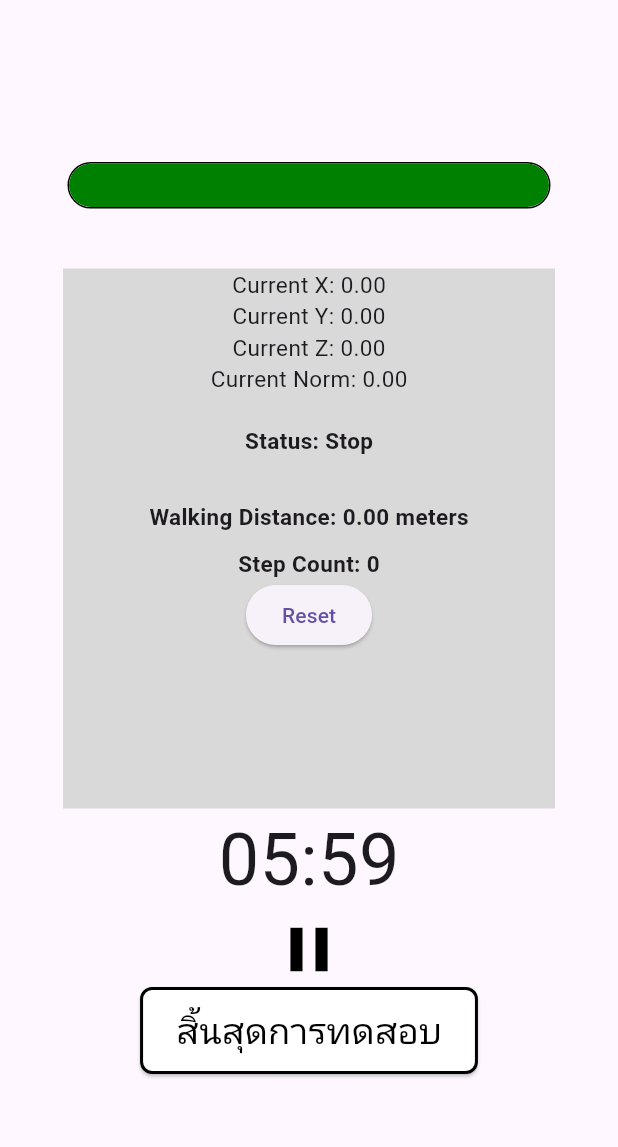
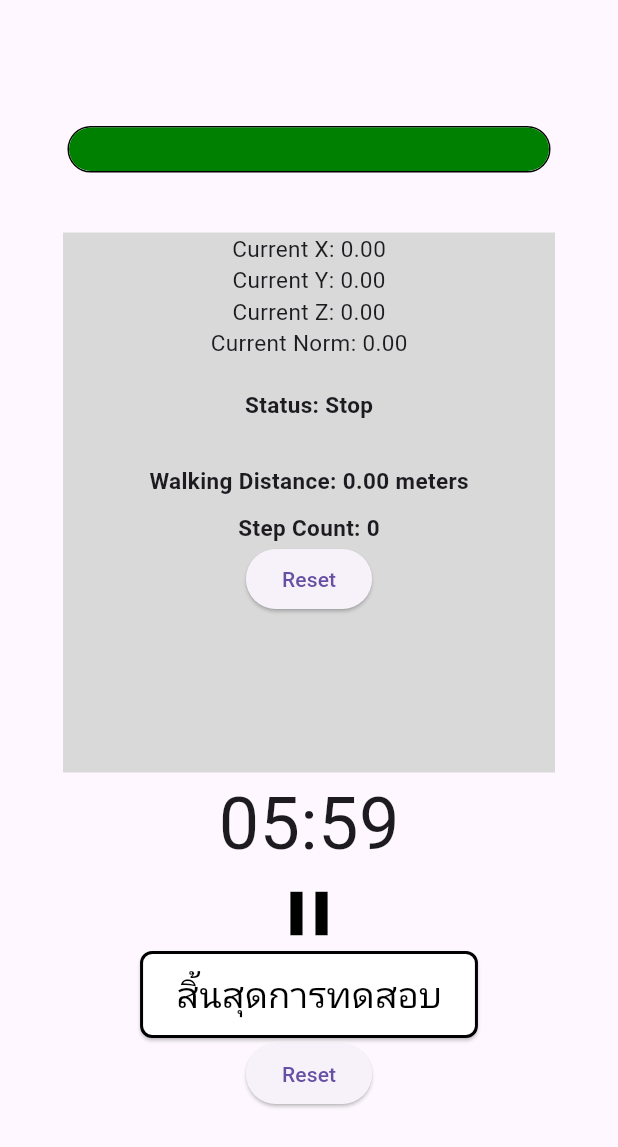
Before and after one commit to KaminariSora/WalkFromHome, a Flutter app: the TimeCounter screen opened by its route, after a tap on the "play arrow" icon, on a phone screen of 412 x 824 dp. Shown: the top 1147 px of the screen. Run offline on Flutter 3.47's test engine with Material 3 defaults, Android fonts, the phone set to English and light mode, and no system bars; our stand-ins replace auto_size_text, cloud_firestore, csv, dio, firebase_core, fl_chart and 4 more; missing offline and left inert: o3d; accounts and stored records are empty.

Commit message:
Add Reset Function

```diff
--- a/walk_from_home/lib/timeCounter.dart
+++ b/walk_from_home/lib/timeCounter.dart
@@ -25,6 +25,13 @@ class _TimeCounterState extends State<TimeCounter> {
   double _progress = 1.0;
   final FlutterTts _flutterTts = FlutterTts();
   bool _ttsTriggered = false;
+  bool isTimerRunning = false;
+
+  void handleTimerStatusChange(bool status) {
+    setState(() {
+      isTimerRunning = status;
+    });
+  }
 
   void toggleTimer() {
     if (_isRunning) {
@@ -40,6 +47,7 @@ class _TimeCounterState extends State<TimeCounter> {
           setState(() {
             _start--;
             progressCalculated();
+            AcceloratorFunction(isTimerRunning: isTimerRunning);
           });
         } else {
           _timer?.cancel();
@@ -78,6 +86,14 @@ class _TimeCounterState extends State<TimeCounter> {
     super.dispose();
   }
 
+  void resetTimer () {
+    setState(() {
+      _start = 360;
+      _isRunning = false;
+      _timer?.cancel();
+    });
+  }
+
   @override
   Widget build(BuildContext context) {
     return Scaffold(
@@ -97,9 +113,9 @@ class _TimeCounterState extends State<TimeCounter> {
                 width: 328,
                 height: 360,
                 color: const Color(0xFFD9D9D9),
-                child: const Column(
+                child: Column(
                   children: [
-                    AcceloratorFunction(),
+                    AcceloratorFunction(isTimerRunning: isTimerRunning),
                     // Test()
                     // AccelerometerGraph(),
                   ],
@@ -146,6 +162,7 @@ class _TimeCounterState extends State<TimeCounter> {
                   _progress = 1.0; // Reset progress
                   _timer?.cancel();
                   _isRunning = false;
+                  handleTimerStatusChange(true);
                 });
                 Navigator.pushNamed(context, '/EvaluationPage');
               },
@@ -163,6 +180,7 @@ class _TimeCounterState extends State<TimeCounter> {
                 style: TextStyle(fontSize: 24, color: Colors.black),
               ),
             ),
+            ElevatedButton(onPressed: resetTimer, child: Text('Reset'))
           ],
         ),
       ),
```
